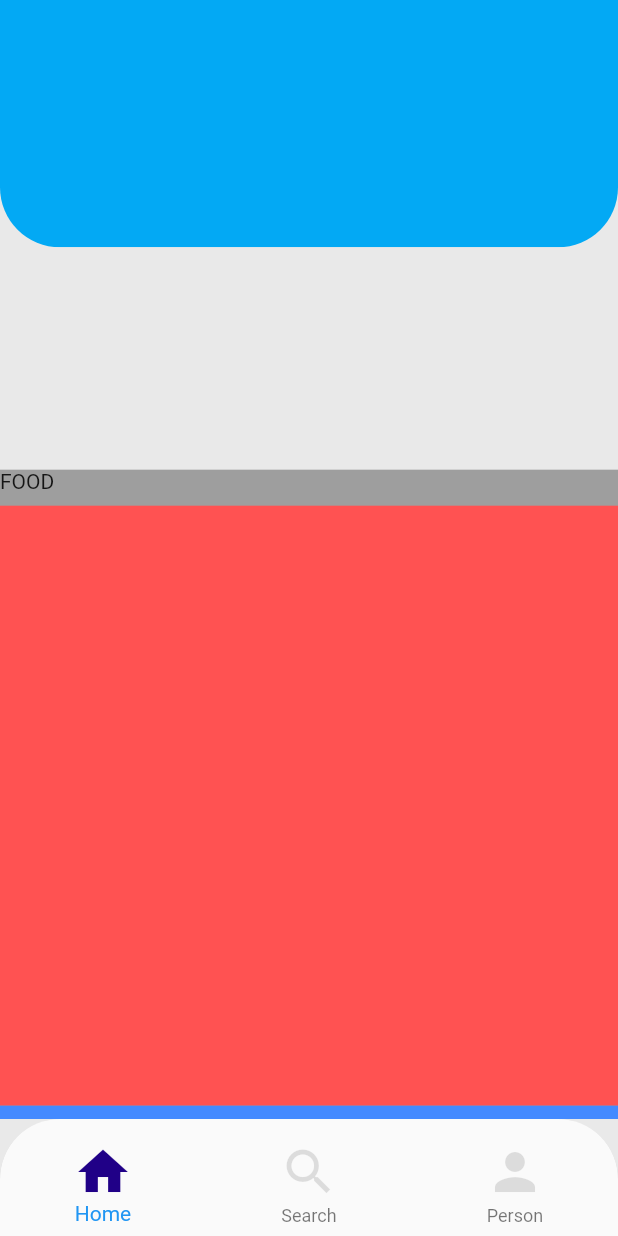
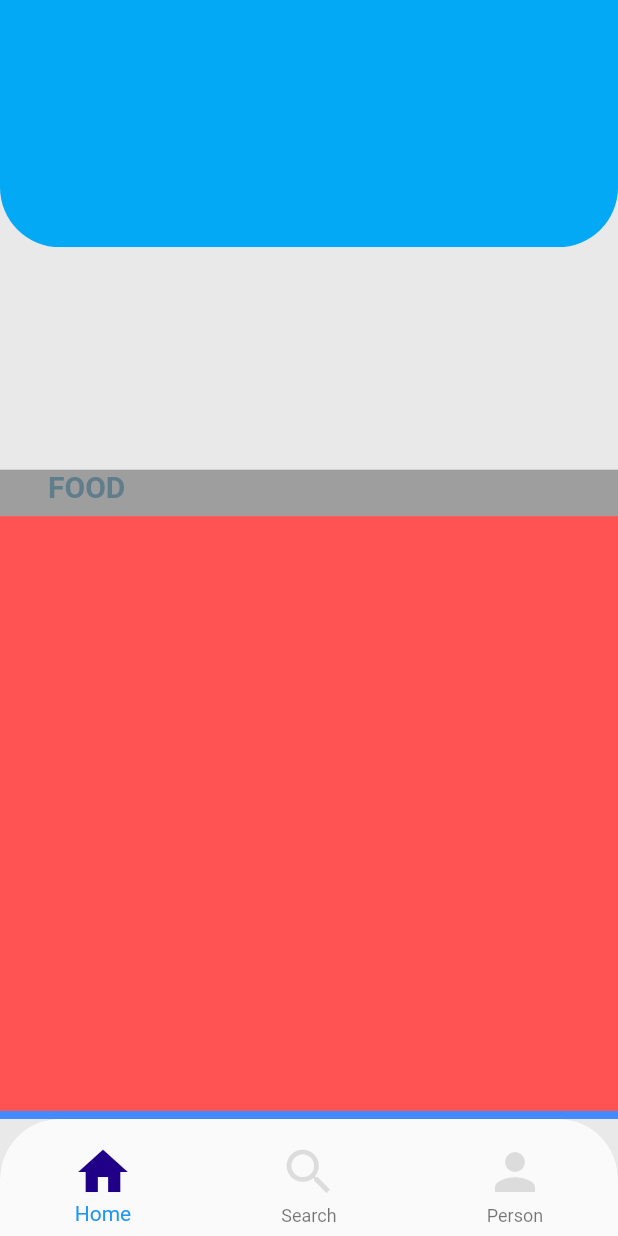
Before and after one commit to aprxty3/Food_List, a Flutter app: the screen it shows after launch, on a phone screen of 412 x 824 dp. Run offline on Flutter 3.47's test engine with Material 2 defaults, Android fonts, the phone set to English and light mode, and no system bars.

Commit message:
add Text

```diff
--- a/lib/ui/pages/profile_screen.dart
+++ b/lib/ui/pages/profile_screen.dart
@@ -78,8 +78,19 @@ class ProfileScreen extends StatelessWidget {
                 crossAxisAlignment: CrossAxisAlignment.start,
                 children: <Widget>[
                   Padding(
-                    padding: const EdgeInsets.only(bottom: 8.0),
-                    child: Text("FOOD"),
+                    padding: const EdgeInsets.only(
+                      bottom: 8.0,
+                      left: 32,
+                      right: 16,
+                    ),
+                    child: Text(
+                      "FOOD",
+                      style: const TextStyle(
+                        fontSize: 20,
+                        color: Colors.blueGrey,
+                        fontWeight: FontWeight.w700,
+                      ),
+                    ),
                   ),
                   Expanded(
                     child: Container(color: Colors.redAccent),
```
